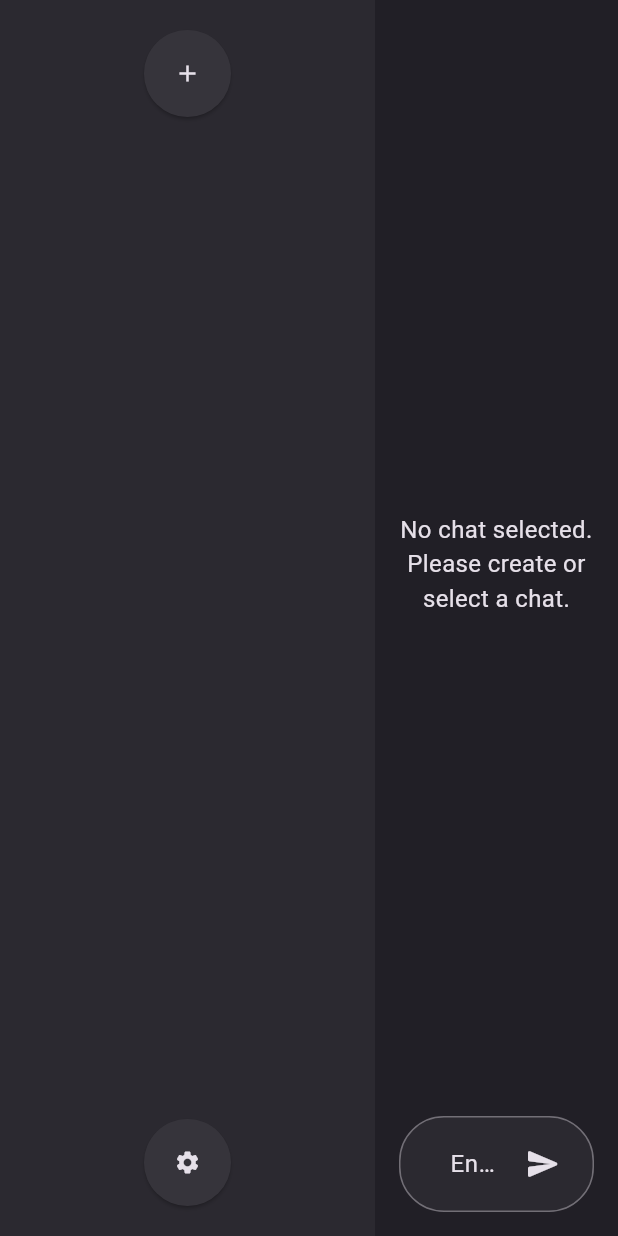
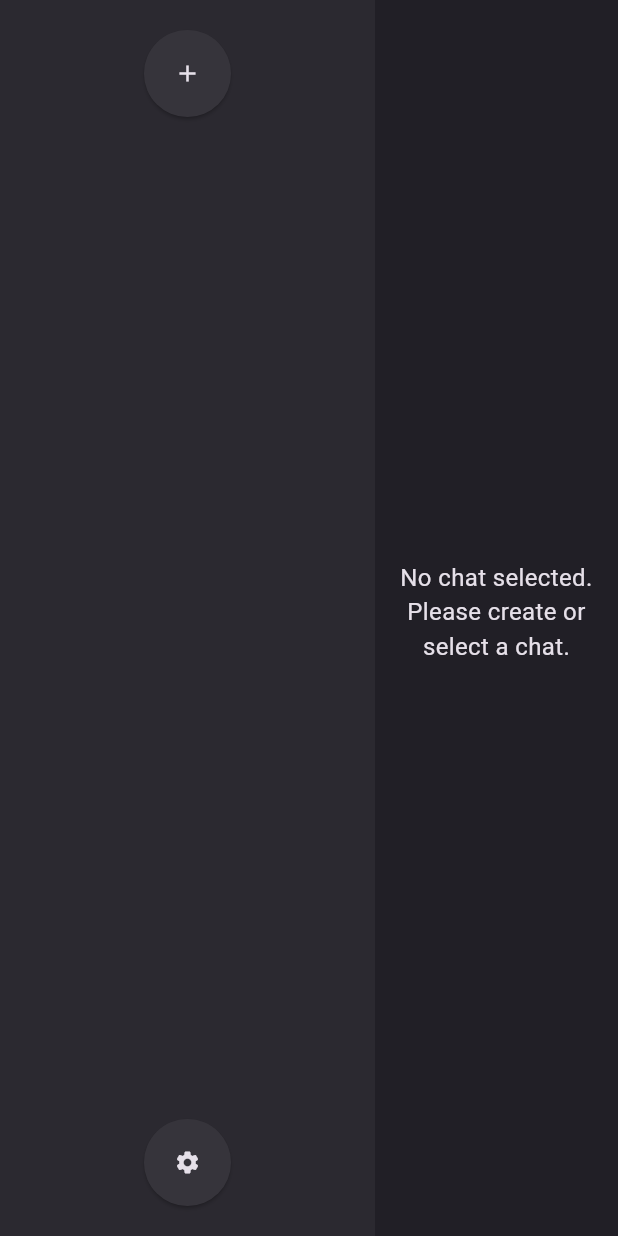
Before and after one commit to thenry42/Promptly, a Flutter app: the screen it shows after launch, on a phone screen of 412 x 824 dp. Run offline on Flutter 3.47's test engine with Material 3 defaults, Android fonts, the phone set to English and light mode, and no system bars; our stand-ins replace flutter_dotenv; missing offline and left inert: anthropic_sdk_dart, dart_openai, ollama_dart.

Commit message:
slight changes on settings

```diff
--- a/promptly_app/lib/screens/ChatArea.dart
+++ b/promptly_app/lib/screens/ChatArea.dart
@@ -1,8 +1,7 @@
+import '../models/Chat.dart';
 import 'package:flutter/material.dart';
-import '../models/ChatMessage.dart';
-import '../models/Chat.dart';
+import '../widgets/LoadingIndicator.dart';
 import '../widgets/ChatMessageWidget.dart';
-import '../widgets/LoadingIndicator.dart';
 
 class ChattingArea extends StatelessWidget {
   final List<Chat> chats;
@@ -56,8 +55,8 @@ class ChattingArea extends StatelessWidget {
                   ),
           ),
           const SizedBox(height: 8),
-
           // Message input and send button
+          if (hasChat)
             Row(
               children: [
                 Expanded(
--- a/promptly_app/lib/screens/Homepage.dart
+++ b/promptly_app/lib/screens/Homepage.dart
@@ -118,12 +118,12 @@ class _HomePageState extends State<HomePage> {
             ];
 
             return AlertDialog(
-              title: const Text('New Chat'),
+              backgroundColor: Theme.of(context).colorScheme.surfaceContainer,
+              title: const Center(child: Text('New Chat')),
               content: SizedBox(
                 height: 120,
                 child: Column(
                   children: [
-                    const Text('Select a LLM'),
                     DropdownButton<String>(
                       isExpanded: true,
                       value: selectedLLM,
--- a/promptly_app/lib/widgets/Settings.dart
+++ b/promptly_app/lib/widgets/Settings.dart
@@ -1,5 +1,3 @@
-import 'dart:ffi';
-
 import 'package:flutter/material.dart';
 import 'package:promptly_app/services/OpenAI.dart';
 import 'package:promptly_app/services/Anthropic.dart';
```
Lines whose indentation alone changed are shown as unchanged.
